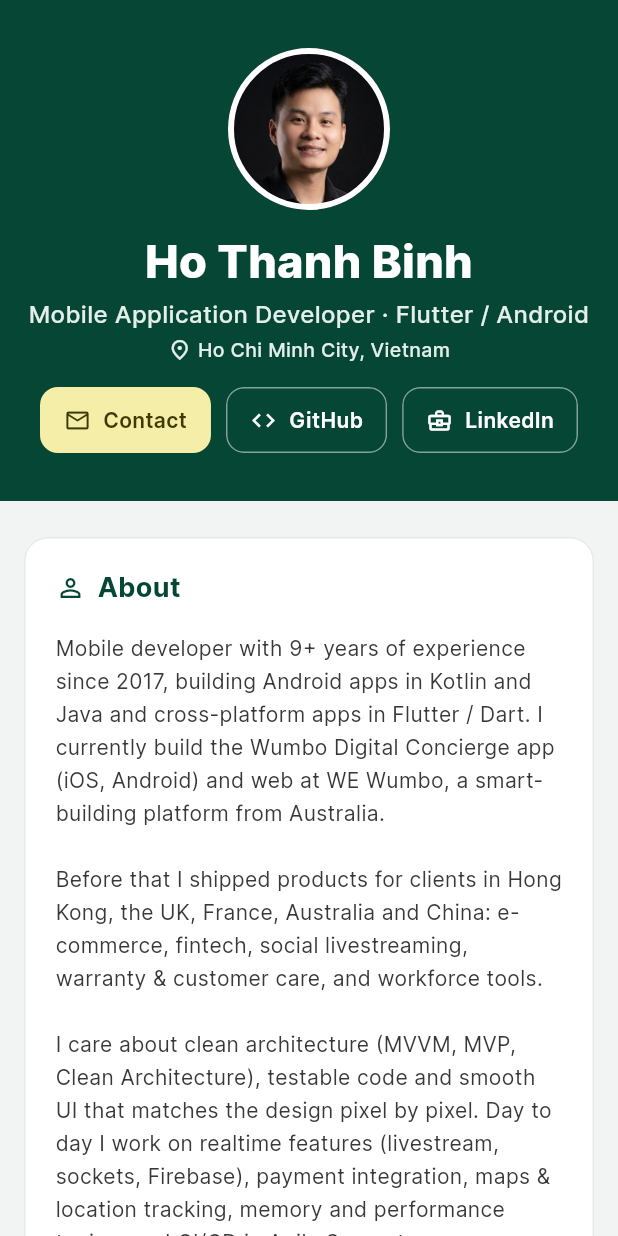
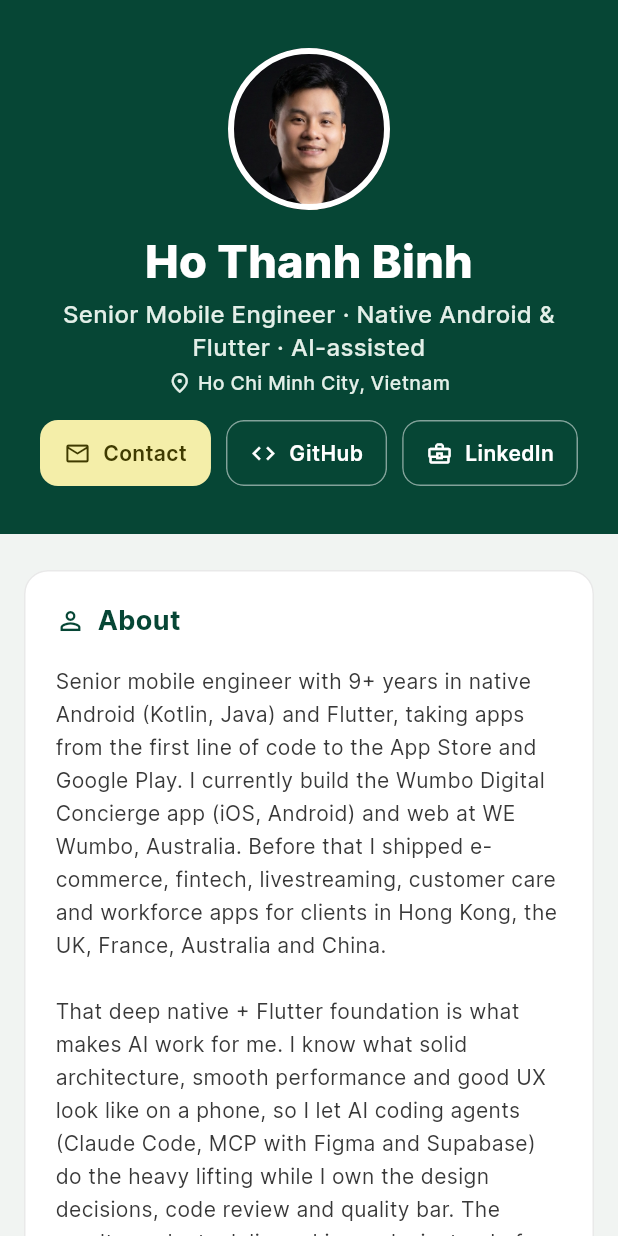
Before and after one commit to binhhoit/binhhoit.github.io, a Flutter app: the screen it shows after launch, on a phone screen of 412 x 824 dp. Run offline on Flutter 3.47's test engine with Material 3 defaults, Android fonts, the phone set to English and light mode, and no system bars.

Commit message:
Rewrite About: senior native + Flutter engineer using AI; add services list

```diff
--- a/presentation/lib/screen/profile/profile_data.dart
+++ b/presentation/lib/screen/profile/profile_data.dart
@@ -5,23 +5,28 @@ import 'package:flutter/material.dart';
 /// Private details (address, birthday, phone) are left out on purpose.
 const profile = Profile(
   name: 'Ho Thanh Binh',
-  title: 'Mobile Application Developer · Flutter / Android',
+  title: 'Senior Mobile Engineer · Native Android & Flutter · AI-assisted',
   location: 'Ho Chi Minh City, Vietnam',
   email: 'binhhoit@gmail.com',
   avatarAsset: 'assets/images/avatar.jpg',
   summary:
-      'Mobile developer with 9+ years of experience since 2017, building Android apps in Kotlin and Java and '
-      'cross-platform apps in Flutter / Dart. I currently build the Wumbo Digital Concierge app (iOS, Android) and '
-      'web at WE Wumbo, a smart-building platform from Australia.\n\n'
-      'Before that I shipped products for clients in Hong Kong, the UK, France, Australia and China: e-commerce, '
-      'fintech, social livestreaming, warranty & customer care, and workforce tools.\n\n'
-      'I care about clean architecture (MVVM, MVP, Clean Architecture), testable code and smooth UI that matches the '
-      'design pixel by pixel. Day to day I work on realtime features (livestream, sockets, Firebase), payment '
-      'integration, maps & location tracking, memory and performance tuning, and CI/CD in Agile Scrum teams.\n\n'
-      'I build with AI every day: coding agents like Claude Code for planning, implementing, testing and reviewing '
-      'features, MCP integrations that turn Figma designs into Flutter UI and manage Supabase backends, and '
-      'prompt-driven workflows that let me ship full products end to end (mobile, web, backend and deploy) faster '
-      'without giving up code quality.',
+      'Senior mobile engineer with 9+ years in native Android (Kotlin, Java) and Flutter, taking apps from the first '
+      'line of code to the App Store and Google Play. I currently build the Wumbo Digital Concierge app (iOS, Android) '
+      'and web at WE Wumbo, Australia. Before that I shipped e-commerce, fintech, livestreaming, customer care and '
+      'workforce apps for clients in Hong Kong, the UK, France, Australia and China.\n\n'
+      'That deep native + Flutter foundation is what makes AI work for me. I know what solid architecture, smooth '
+      'performance and good UX look like on a phone, so I let AI coding agents (Claude Code, MCP with Figma and '
+      'Supabase) do the heavy lifting while I own the design decisions, code review and quality bar. The result: '
+      'products delivered in weeks instead of months, with a smaller team and a lower budget, without the '
+      'technical debt that usually comes with "fast".',
+  services: [
+    'MVP in weeks: mobile app, web admin, backend (Supabase / Firebase) and store release, end to end.',
+    'Native or Flutter? Honest advice on the right stack, then building it, or migrating native apps to Flutter.',
+    'Modernize legacy apps: Java to Kotlin, XML to Jetpack Compose, cleaner architecture and better performance.',
+    'Realtime features: video calls (WebRTC, CallKit), livestreaming, chat and location tracking.',
+    'Payments and subscriptions: Google Pay, Mangopay, Datatrans and in-app purchases.',
+    'AI-assisted workflow and CI/CD for your team, so a small team ships like a big one.',
+  ],
   links: [
     ProfileLink(label: 'GitHub', url: 'https://github.com/binhhoit', icon: Icons.code),
     ProfileLink(
@@ -288,6 +293,9 @@ class Profile {
   final String? phone;
   final String? avatarAsset;
   final String summary;
+
+  /// What I offer to clients, shown under the summary as "How I can help".
+  final List<String> services;
   final List<ProfileLink> links;
   final List<SkillGroup> skills;
   final List<Experience> experiences;
@@ -303,6 +311,7 @@ class Profile {
     this.email,
     this.phone,
     this.avatarAsset,
+    this.services = const [],
     this.links = const [],
     this.skills = const [],
     this.experiences = const [],
--- a/presentation/lib/screen/profile/profile_page.dart
+++ b/presentation/lib/screen/profile/profile_page.dart
@@ -22,7 +22,7 @@ class ProfilePage extends StatelessWidget {
       if (profile.languages.isNotEmpty) LanguagesSection(languages: profile.languages),
     ];
     final main = [
-      AboutSection(summary: profile.summary),
+      AboutSection(summary: profile.summary, services: profile.services),
       if (profile.experiences.isNotEmpty) ExperienceSection(items: profile.experiences),
       if (profile.projects.isNotEmpty) ProjectsSection(items: profile.projects),
     ];
--- a/presentation/lib/screen/profile/widgets/profile_sections.dart
+++ b/presentation/lib/screen/profile/widgets/profile_sections.dart
@@ -5,14 +5,23 @@ import 'package:ui_kit/ui_kit.dart';
 
 class AboutSection extends StatelessWidget {
   final String summary;
+  final List<String> services;
 
-  const AboutSection({super.key, required this.summary});
+  const AboutSection({super.key, required this.summary, this.services = const []});
 
   @override
   Widget build(BuildContext context) => AppSection(
         title: 'About',
         icon: Icons.person_outline,
-        child: Text(summary, style: AppTextStyle.body),
+        child: Column(crossAxisAlignment: CrossAxisAlignment.start, children: [
+          Text(summary, style: AppTextStyle.body),
+          if (services.isNotEmpty) ...[
+            const SizedBox(height: 18),
+            Text('How I can help', style: AppTextStyle.t1),
+            const SizedBox(height: 8),
+            AppBulletList(services),
+          ],
+        ]),
       );
 }
 
```
Also changed, not shown: 1 other file.
